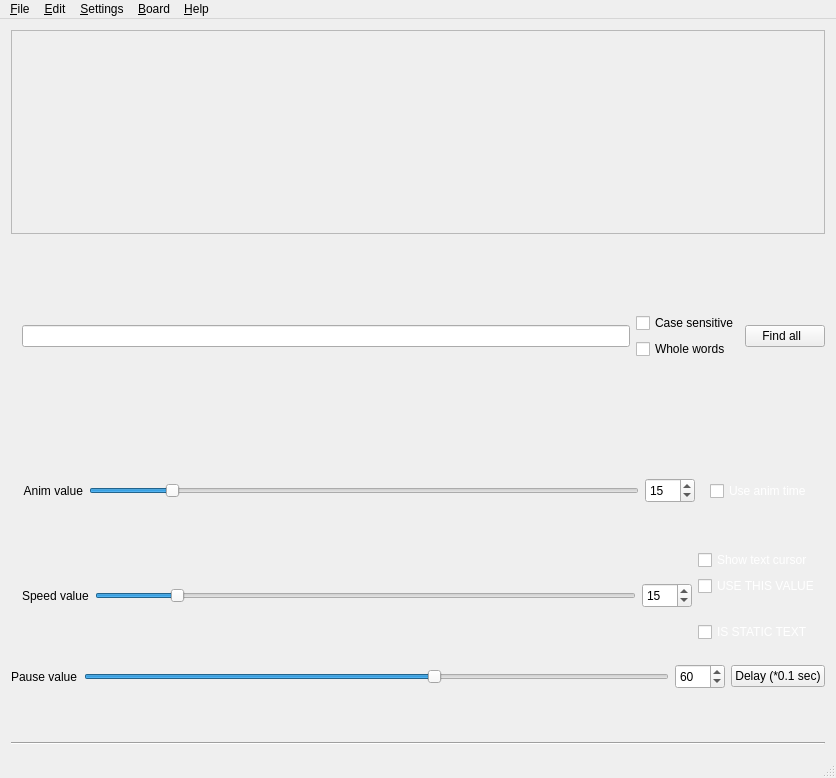
Above: OpenBoard/mainwindow.ui from ITAAcademy/OpenBoard before the change. Below: the same form after it.
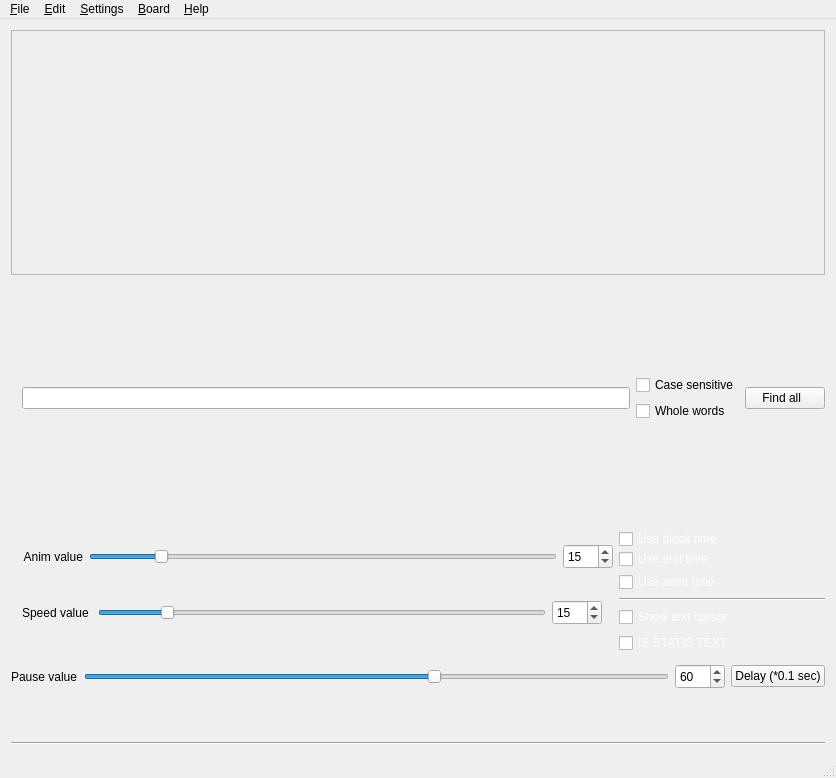
That is the form after the change. Icons and pictures are not drawn.

The edit to the form file:
```diff
--- a/OpenBoard/mainwindow.ui
+++ b/OpenBoard/mainwindow.ui
@@ -41,13 +41,16 @@
    <property name="focusPolicy">
     <enum>Qt::NoFocus</enum>
    </property>
-   <layout class="QGridLayout" name="gridLayout_4">
-    <item row="0" column="0">
-     <layout class="QGridLayout" name="gridLayout"/>
-    </item>
-    <item row="1" column="1">
      <layout class="QGridLayout" name="gridLayout_3">
       <item row="0" column="0">
+     <layout class="QVBoxLayout" name="verticalLayout_4">
+      <item>
+       <layout class="QVBoxLayout" name="verticalLayout_5"/>
+      </item>
+      <item>
+       <layout class="QGridLayout" name="gridLayout"/>
+      </item>
+      <item>
        <layout class="QVBoxLayout" name="verticalLayout">
         <item>
          <widget class="QFrame" name="frame">
@@ -61,7 +64,7 @@
         </item>
        </layout>
       </item>
-      <item row="1" column="0">
+      <item>
        <widget class="QWidget" name="widget_Find" native="true">
         <layout class="QVBoxLayout" name="verticalLayout_3">
          <property name="spacing">
@@ -124,11 +127,13 @@
         </layout>
        </widget>
       </item>
-      <item row="2" column="0">
-       <layout class="QVBoxLayout" name="verticalLayout_9">
         <item>
          <layout class="QHBoxLayout" name="horizontalLayout_6">
           <item>
+         <layout class="QVBoxLayout" name="verticalLayout_12">
+          <item>
+           <layout class="QHBoxLayout" name="horizontalLayout_3">
+            <item>
            <widget class="QLabel" name="label_2">
             <property name="sizePolicy">
              <sizepolicy hsizetype="Fixed" vsizetype="Preferred">
@@ -139,7 +144,7 @@
             <property name="minimumSize">
              <size>
               <width>70</width>
-              <height>0</height>
+                <height>20</height>
              </size>
             </property>
             <property name="text">
@@ -177,6 +182,12 @@
           </item>
           <item>
            <widget class="QSpinBox" name="spinBox_speedTB_2">
+              <property name="sizePolicy">
+               <sizepolicy hsizetype="Fixed" vsizetype="Fixed">
+                <horstretch>0</horstretch>
+                <verstretch>0</verstretch>
+               </sizepolicy>
+              </property>
             <property name="minimumSize">
              <size>
               <width>50</width>
@@ -197,46 +208,6 @@
             </property>
            </widget>
           </item>
-          <item>
-           <layout class="QVBoxLayout" name="verticalLayout_6">
-            <property name="sizeConstraint">
-             <enum>QLayout::SetMinimumSize</enum>
-            </property>
-            <property name="leftMargin">
-             <number>9</number>
-            </property>
-            <item>
-             <layout class="QHBoxLayout" name="horizontalLayout_7">
-              <property name="sizeConstraint">
-               <enum>QLayout::SetMinimumSize</enum>
-              </property>
-              <item>
-               <widget class="QCheckBox" name="check_use_speed_value_2">
-                <property name="styleSheet">
-                 <string notr="true">color : rgb(255, 255, 255)</string>
-                </property>
-                <property name="text">
-                 <string>Use anim time</string>
-                </property>
-                <property name="checked">
-                 <bool>false</bool>
-                </property>
-               </widget>
-              </item>
-              <item>
-               <widget class="QLabel" name="expected_time_2">
-                <property name="styleSheet">
-                 <string notr="true">color: &quot;white&quot;;</string>
-                </property>
-                <property name="text">
-                 <string/>
-                </property>
-               </widget>
-              </item>
-             </layout>
-            </item>
-           </layout>
-          </item>
          </layout>
         </item>
         <item>
@@ -247,14 +218,12 @@
             <verstretch>0</verstretch>
            </sizepolicy>
           </property>
-          <layout class="QVBoxLayout" name="verticalLayout_8">
-           <item>
             <layout class="QHBoxLayout" name="horizontalLayout_5">
              <item>
               <widget class="QLabel" name="label">
                <property name="minimumSize">
                 <size>
-                 <width>0</width>
+                 <width>70</width>
                  <height>30</height>
                 </size>
                </property>
@@ -293,6 +262,12 @@
              </item>
              <item>
               <widget class="QSpinBox" name="spinBox_speedTB">
+               <property name="sizePolicy">
+                <sizepolicy hsizetype="Fixed" vsizetype="Fixed">
+                 <horstretch>0</horstretch>
+                 <verstretch>0</verstretch>
+                </sizepolicy>
+               </property>
                <property name="minimumSize">
                 <size>
                  <width>50</width>
@@ -313,55 +288,93 @@
                </property>
               </widget>
              </item>
-             <item>
-              <layout class="QVBoxLayout" name="verticalLayout_4">
-               <item>
-                <widget class="QCheckBox" name="check_show_text_cursor">
-                 <property name="sizePolicy">
-                  <sizepolicy hsizetype="Fixed" vsizetype="Fixed">
-                   <horstretch>0</horstretch>
-                   <verstretch>0</verstretch>
-                  </sizepolicy>
-                 </property>
-                 <property name="minimumSize">
-                  <size>
-                   <width>100</width>
-                   <height>5</height>
-                  </size>
-                 </property>
-                 <property name="styleSheet">
-                  <string notr="true">color : rgb(255, 255, 255)</string>
-                 </property>
-                 <property name="text">
-                  <string>Show text cursor</string>
-                 </property>
-                </widget>
-               </item>
-               <item>
-                <widget class="QCheckBox" name="check_use_speed_value">
-                 <property name="sizePolicy">
-                  <sizepolicy hsizetype="Fixed" vsizetype="Fixed">
-                   <horstretch>0</horstretch>
-                   <verstretch>0</verstretch>
-                  </sizepolicy>
-                 </property>
-                 <property name="minimumSize">
-                  <size>
-                   <width>100</width>
-                   <height>5</height>
-                  </size>
-                 </property>
-                 <property name="styleSheet">
-                  <string notr="true">color : rgb(255, 255, 255)</string>
-                 </property>
-                 <property name="text">
-                  <string>USE THIS VALUE</string>
-                 </property>
-                </widget>
-               </item>
+            </layout>
+           </widget>
+          </item>
+         </layout>
+        </item>
+        <item>
+         <layout class="QVBoxLayout" name="verticalLayout_11">
                <item>
                 <layout class="QVBoxLayout" name="verticalLayout_10">
                  <item>
+             <layout class="QVBoxLayout" name="verticalLayout_9">
+              <item>
+               <layout class="QHBoxLayout" name="horizontalLayout_7">
+                <property name="sizeConstraint">
+                 <enum>QLayout::SetMinimumSize</enum>
+                </property>
+                <item>
+                 <widget class="QCheckBox" name="check_use_block_time">
+                  <property name="sizePolicy">
+                   <sizepolicy hsizetype="Fixed" vsizetype="Fixed">
+                    <horstretch>0</horstretch>
+                    <verstretch>0</verstretch>
+                   </sizepolicy>
+                  </property>
+                  <property name="minimumSize">
+                   <size>
+                    <width>100</width>
+                    <height>5</height>
+                   </size>
+                  </property>
+                  <property name="styleSheet">
+                   <string notr="true">color : rgb(255, 255, 255)</string>
+                  </property>
+                  <property name="text">
+                   <string>Use block time</string>
+                  </property>
+                 </widget>
+                </item>
+                <item>
+                 <widget class="QLabel" name="expected_time_2">
+                  <property name="sizePolicy">
+                   <sizepolicy hsizetype="Fixed" vsizetype="Fixed">
+                    <horstretch>0</horstretch>
+                    <verstretch>0</verstretch>
+                   </sizepolicy>
+                  </property>
+                  <property name="minimumSize">
+                   <size>
+                    <width>100</width>
+                    <height>5</height>
+                   </size>
+                  </property>
+                  <property name="styleSheet">
+                   <string notr="true">color: &quot;white&quot;;</string>
+                  </property>
+                  <property name="text">
+                   <string/>
+                  </property>
+                 </widget>
+                </item>
+               </layout>
+              </item>
+              <item>
+               <layout class="QHBoxLayout" name="horizontalLayout_8">
+                <item>
+                 <widget class="QCheckBox" name="check_use_speed_value">
+                  <property name="sizePolicy">
+                   <sizepolicy hsizetype="Fixed" vsizetype="Fixed">
+                    <horstretch>0</horstretch>
+                    <verstretch>0</verstretch>
+                   </sizepolicy>
+                  </property>
+                  <property name="minimumSize">
+                   <size>
+                    <width>100</width>
+                    <height>5</height>
+                   </size>
+                  </property>
+                  <property name="styleSheet">
+                   <string notr="true">color : rgb(255, 255, 255)</string>
+                  </property>
+                  <property name="text">
+                   <string>Use text time</string>
+                  </property>
+                 </widget>
+                </item>
+                <item>
                   <widget class="QLabel" name="expected_time">
                    <property name="sizePolicy">
                     <sizepolicy hsizetype="Fixed" vsizetype="Fixed">
@@ -386,6 +399,69 @@
                 </layout>
                </item>
                <item>
+               <widget class="QCheckBox" name="check_use_speed_value_2">
+                <property name="sizePolicy">
+                 <sizepolicy hsizetype="Fixed" vsizetype="Fixed">
+                  <horstretch>0</horstretch>
+                  <verstretch>0</verstretch>
+                 </sizepolicy>
+                </property>
+                <property name="minimumSize">
+                 <size>
+                  <width>100</width>
+                  <height>0</height>
+                 </size>
+                </property>
+                <property name="styleSheet">
+                 <string notr="true">color : rgb(255, 255, 255)</string>
+                </property>
+                <property name="text">
+                 <string>Use anim time</string>
+                </property>
+                <property name="checked">
+                 <bool>false</bool>
+                </property>
+               </widget>
+              </item>
+             </layout>
+            </item>
+            <item>
+             <widget class="Line" name="line_2">
+              <property name="styleSheet">
+               <string notr="true">color : rgb(255, 255, 255)</string>
+              </property>
+              <property name="orientation">
+               <enum>Qt::Horizontal</enum>
+              </property>
+             </widget>
+            </item>
+           </layout>
+          </item>
+          <item>
+           <layout class="QVBoxLayout" name="verticalLayout_6">
+            <item>
+             <widget class="QCheckBox" name="check_show_text_cursor">
+              <property name="sizePolicy">
+               <sizepolicy hsizetype="Fixed" vsizetype="Fixed">
+                <horstretch>0</horstretch>
+                <verstretch>0</verstretch>
+               </sizepolicy>
+              </property>
+              <property name="minimumSize">
+               <size>
+                <width>100</width>
+                <height>5</height>
+               </size>
+              </property>
+              <property name="styleSheet">
+               <string notr="true">color : rgb(255, 255, 255)</string>
+              </property>
+              <property name="text">
+               <string>Show text cursor</string>
+              </property>
+             </widget>
+            </item>
+            <item>
                 <widget class="QCheckBox" name="check_is_static">
                  <property name="sizePolicy">
                   <sizepolicy hsizetype="Fixed" vsizetype="Fixed">
@@ -412,11 +488,8 @@
             </layout>
            </item>
           </layout>
-         </widget>
-        </item>
-       </layout>
-      </item>
-      <item row="3" column="0">
+      </item>
+      <item>
        <layout class="QVBoxLayout" name="verticalLayout_7">
         <item>
          <widget class="QWidget" name="widget_delayTB" native="true">
@@ -811,9 +884,7 @@
         </item>
        </layout>
       </item>
-     </layout>
-    </item>
-    <item row="2" column="1">
+      <item>
      <widget class="QWidget" name="widget_speedTB" native="true">
       <property name="sizePolicy">
        <sizepolicy hsizetype="Preferred" vsizetype="Maximum">
@@ -852,7 +923,9 @@
       </layout>
      </widget>
     </item>
-    <item row="4" column="1">
+     </layout>
+    </item>
+    <item row="1" column="0">
      <widget class="Line" name="line">
       <property name="minimumSize">
        <size>
```
Left out of the diff: 13 changed lines with no effect on the pictures. Lines whose indentation alone changed are shown as unchanged.
